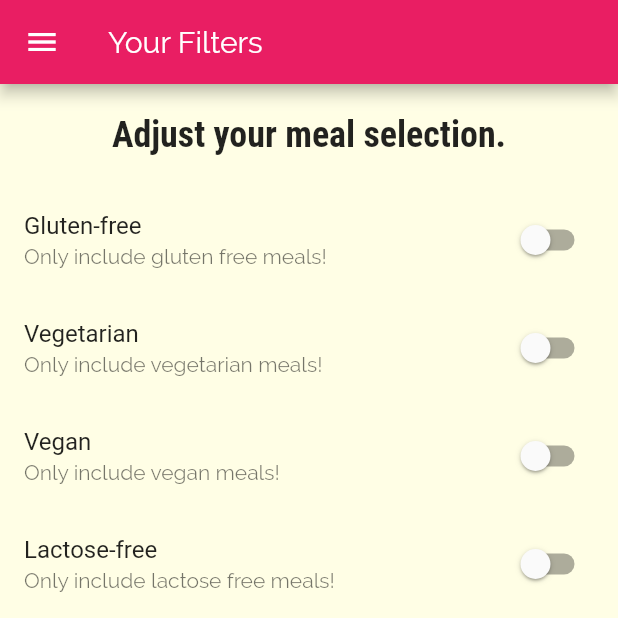
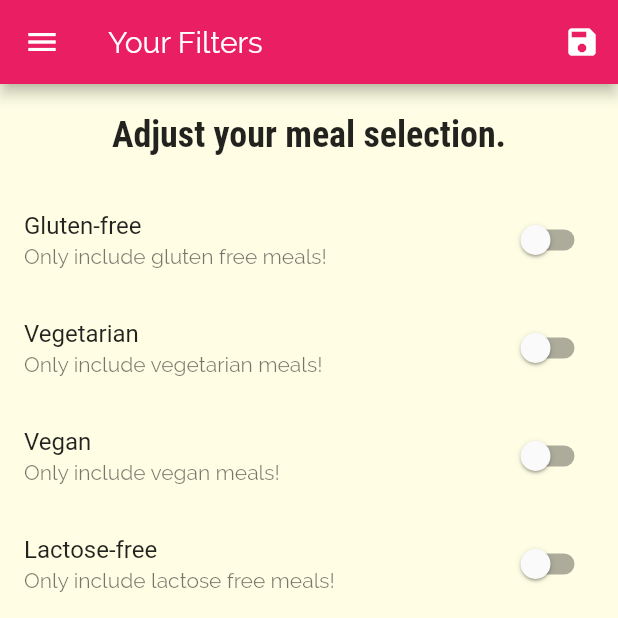
Before and after one commit to abdulmuttaleb/flutter_delhi_meals, a Flutter app: the FiltersScreen screen opened by its route, on a phone screen of 412 x 824 dp, the top half of it. Run offline on Flutter 3.47's test engine with Material 2 defaults, Android fonts, the phone set to English and light mode, and no system bars.

Commit message:
filteration implementation

```diff
--- a/lib/main.dart
+++ b/lib/main.dart
@@ -1,16 +1,56 @@
-import 'package:deli_meals/screens/categories_screen.dart';
-import 'package:deli_meals/screens/category_meals_screen.dart';
-import 'package:deli_meals/screens/filters_screen.dart';
-import 'package:deli_meals/screens/meal_detail_screen.dart';
-import 'package:deli_meals/screens/tabs_screen.dart';
+import './screens/categories_screen.dart';
+import './screens/category_meals_screen.dart';
+import './screens/filters_screen.dart';
+import './screens/meal_detail_screen.dart';
+import './screens/tabs_screen.dart';
+import './utils/dummy_data.dart';
 import 'package:flutter/material.dart';
+
+import 'models/meal.dart';
 
 void main() {
   runApp(MyApp());
 }
 
-class MyApp extends StatelessWidget {
+class MyApp extends StatefulWidget {
   // This widget is the root of your application.
+  @override
+  _MyAppState createState() => _MyAppState();
+}
+
+class _MyAppState extends State<MyApp> {
+
+  Map<String, bool> _filters = {
+    'gluten':false,
+    'vegan': false,
+    'lactose': false,
+    'vegetarian': false
+  };
+
+  List<Meal> _availableMeals = DUMMY_MEALS;
+
+  void _setFilters(Map<String, bool> filterData){
+    setState(() {
+      _filters = filterData;
+
+      _availableMeals = DUMMY_MEALS.where((meal){
+        if(_filters['gluten'] && !meal.isGlutenFree){
+          return false;
+        }
+        if(_filters['vegan'] && !meal.isVegan){
+          return false;
+        }
+        if(_filters['vegetarian'] && !meal.isVegetarian){
+          return false;
+        }
+        if(_filters['lactose'] && !meal.isLactoseFree){
+          return false;
+        }
+        return true;
+      }).toList();
+    });
+  }
+
   @override
   Widget build(BuildContext context) {
     return MaterialApp(
@@ -37,9 +77,9 @@ class MyApp extends StatelessWidget {
       ),
       routes: {
         '/' : (ctx) => TabsScreen(),
-        CategoryMealsScreen.routeName: (ctx) => CategoryMealsScreen(),
+        CategoryMealsScreen.routeName: (ctx) => CategoryMealsScreen(_availableMeals),
         MealDetailScreen.routeName: (ctx) => MealDetailScreen(),
-        FiltersScreen.routeName: (ctx) => FiltersScreen()
+        FiltersScreen.routeName: (ctx) => FiltersScreen(_filters, _setFilters)
       },
       onGenerateRoute: (settings) {
         print(settings.arguments);
--- a/lib/screens/category_meals_screen.dart
+++ b/lib/screens/category_meals_screen.dart
@@ -6,6 +6,10 @@ import 'package:flutter/material.dart';
 class CategoryMealsScreen extends StatefulWidget {
 
   static const routeName = '/category-meals';
+
+  List<Meal> _availableMeals;
+
+  CategoryMealsScreen(this._availableMeals);
 
   @override
   _CategoryMealsScreenState createState() => _CategoryMealsScreenState();
@@ -28,7 +32,7 @@ class _CategoryMealsScreenState extends State<CategoryMealsScreen> {
       categoryTitle = routeArgs['title'];
       final categoryId = routeArgs['id'];
       displayedMeals =
-          DUMMY_MEALS.where((meal) => meal.categories.contains(categoryId))
+          widget._availableMeals.where((meal) => meal.categories.contains(categoryId))
               .toList();
       _loadedInitData = true;
     }
--- a/lib/screens/filters_screen.dart
+++ b/lib/screens/filters_screen.dart
@@ -4,6 +4,11 @@ import 'package:flutter/material.dart';
 class FiltersScreen extends StatefulWidget {
 
   static const routeName = '/filters';
+
+  final Function saveFilters;
+  Map<String, bool> currentFilters;
+
+  FiltersScreen(this.currentFilters ,this.saveFilters);
 
   @override
   _FiltersScreenState createState() => _FiltersScreenState();
@@ -15,6 +20,15 @@ class _FiltersScreenState extends State<FiltersScreen> {
   var _vegetarian = false;
   var _vegan = false;
   var _lactoseFree = false;
+
+  @override
+  initState(){
+    _glutenFree = widget.currentFilters['gluten'];
+    _vegan = widget.currentFilters['vegan'];
+    _vegetarian = widget.currentFilters['vegetarian'];
+    _lactoseFree = widget.currentFilters['lactose'];
+    super.initState();
+  }
 
   Widget _buildSwitchListTile(String title, String description,bool currentValue, Function updateValue){
     return SwitchListTile(
@@ -28,7 +42,20 @@ class _FiltersScreenState extends State<FiltersScreen> {
   @override
   Widget build(BuildContext context) {
     return Scaffold(
-      appBar: AppBar(title: Text('Your Filters'),),
+      appBar: AppBar(
+        title: Text('Your Filters'),
+        actions: <Widget>[
+          IconButton(icon: Icon(Icons.save), onPressed: () {
+            final selectedFilters = {
+              'gluten':_glutenFree,
+              'lactose': _lactoseFree,
+              'vegan': _vegan,
+              'vegetarian': _vegetarian
+            };
+            widget.saveFilters(selectedFilters);
+          })
+        ],
+      ),
       drawer: MainDrawer(),
       body: Center(
           child: Column(
@@ -65,9 +92,7 @@ class _FiltersScreenState extends State<FiltersScreen> {
                         'Vegan',
                         'Only include vegan meals!',
                         _vegan,
-                            (newValue){
-                              print('vegan: $newValue');
-                              setState(() {
+                            (newValue){setState(() {
                             _vegan = newValue;
                           });
                         }),
@@ -76,7 +101,6 @@ class _FiltersScreenState extends State<FiltersScreen> {
                         'Only include lactose free meals!',
                         _lactoseFree,
                             (newValue){
-                          print('lactose: $newValue');
                           setState(() {
                             _lactoseFree = newValue;
                           });
```
